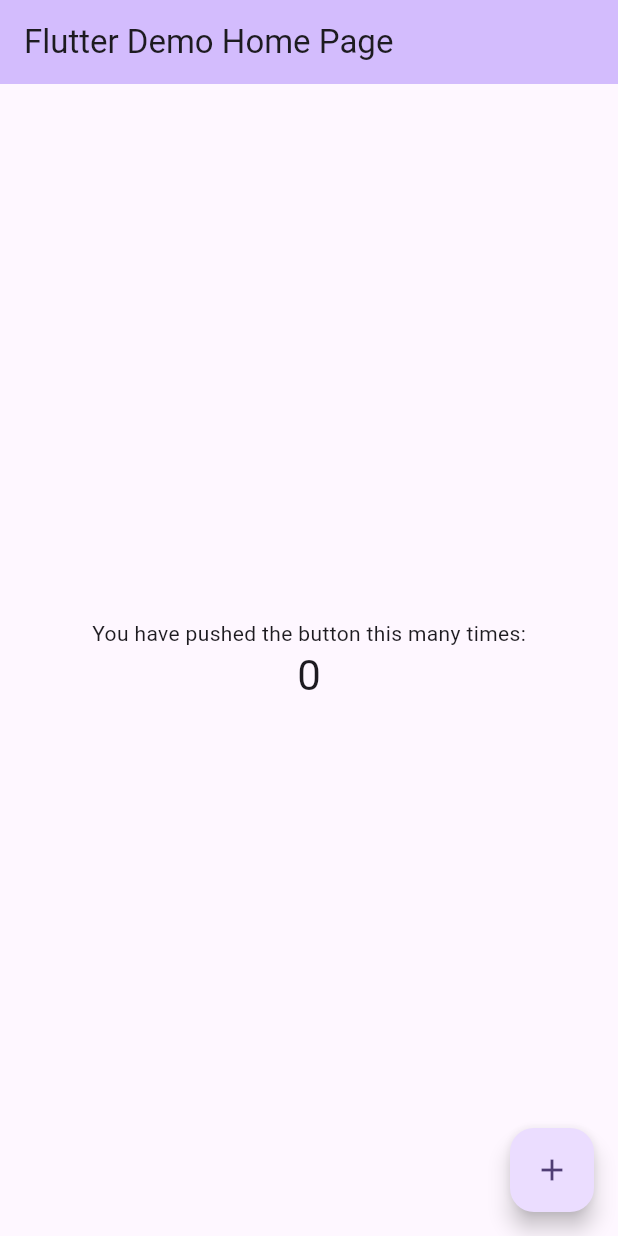
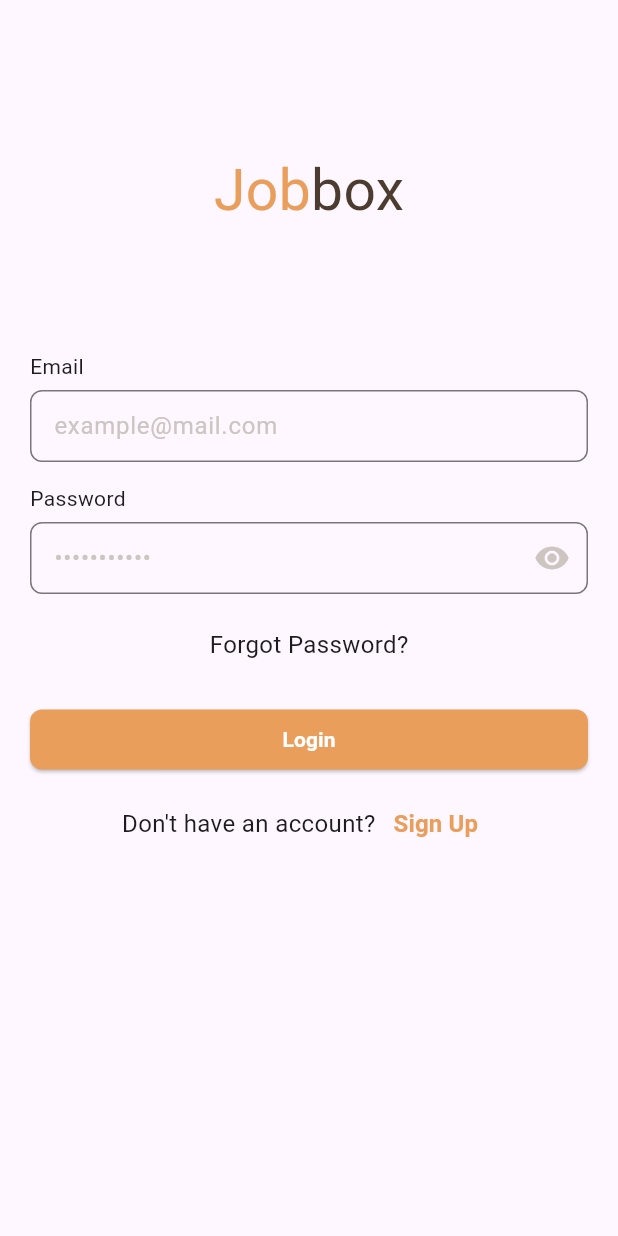
Before and after one commit to fauzipadlaw/job_search_ui, a Flutter app: the screen it shows after launch, on a phone screen of 412 x 824 dp. Run offline on Flutter 3.47's test engine with Material 3 defaults, Android fonts, the phone set to English and light mode, and no system bars.

Commit message:
add: login page

```diff
--- /dev/null
+++ b/lib/components/login_form.dart
@@ -0,0 +1,85 @@
+import 'package:flutter/material.dart';
+import 'package:job_search_ui/utils/colors.dart';
+
+class LoginForm extends StatefulWidget {
+  const LoginForm({super.key});
+
+  @override
+  State<LoginForm> createState() => _LoginFormState();
+}
+
+class _LoginFormState extends State<LoginForm> {
+  bool showPassword = false;
+
+  @override
+  Widget build(BuildContext context) {
+    return Padding(
+      padding: const EdgeInsets.symmetric(horizontal: 20),
+      child: Form(
+        child: Column(
+          crossAxisAlignment: CrossAxisAlignment.start,
+          children: [
+            const Text(
+              'Email',
+            ),
+            const SizedBox(
+              height: 6,
+            ),
+            SizedBox(
+              height: 50,
+              child: TextFormField(
+                decoration: InputDecoration(
+                  contentPadding: const EdgeInsets.only(top: 8, left: 12),
+                  hintText: "example@mail.com",
+                  hintStyle: const TextStyle(color: light),
+                  border: OutlineInputBorder(
+                    borderSide: const BorderSide(
+                      width: 1,
+                    ),
+                    borderRadius: BorderRadius.circular(8),
+                  ),
+                ),
+              ),
+            ),
+            const SizedBox(
+              height: 12,
+            ),
+            const Text(
+              'Password',
+            ),
+            const SizedBox(
+              height: 6,
+            ),
+            SizedBox(
+              height: 50,
+              child: TextFormField(
+                obscureText: !showPassword,
+                decoration: InputDecoration(
+                    contentPadding: const EdgeInsets.only(top: 8, left: 12),
+                    hintText: "•••••••••••",
+                    hintStyle: const TextStyle(color: light),
+                    border: OutlineInputBorder(
+                      borderSide: const BorderSide(
+                        width: 1,
+                      ),
+                      borderRadius: BorderRadius.circular(8),
+                    ),
+                    suffixIcon: InkWell(
+                      onTap: () {
+                        setState(() {
+                          showPassword = !showPassword;
+                        });
+                      },
+                      child: Icon(
+                        showPassword ? Icons.visibility_off : Icons.visibility,
+                        color: light,
+                      ),
+                    )),
+              ),
+            ),
+          ],
+        ),
+      ),
+    );
+  }
+}
--- /dev/null
+++ b/lib/components/logo.dart
@@ -0,0 +1,32 @@
+import 'package:flutter/material.dart';
+import 'package:job_search_ui/utils/colors.dart';
+
+class Logo extends StatelessWidget {
+  const Logo({super.key});
+
+  @override
+  Widget build(BuildContext context) {
+    return const Text.rich(
+      TextSpan(
+        style: TextStyle(
+          fontFamily: 'Autour One',
+          fontSize: 38,
+        ),
+        children: [
+          TextSpan(
+            text: "Job",
+            style: TextStyle(
+              color: yellow,
+            ),
+          ),
+          TextSpan(
+            text: "box",
+            style: TextStyle(
+              color: brown,
+            ),
+          ),
+        ],
+      ),
+    );
+  }
+}
--- a/lib/main.dart
+++ b/lib/main.dart
@@ -1,4 +1,6 @@
 import 'package:flutter/material.dart';
+import 'package:job_search_ui/utils/colors.dart';
+import 'package:job_search_ui/views/login.dart';
 
 void main() {
   runApp(const MyApp());
@@ -7,119 +9,30 @@ void main() {
 class MyApp extends StatelessWidget {
   const MyApp({super.key});
 
-  // This widget is the root of your application.
   @override
   Widget build(BuildContext context) {
     return MaterialApp(
-      title: 'Flutter Demo',
+      title: 'Jobbox',
       theme: ThemeData(
-        // This is the theme of your application.
-        //
-        // TRY THIS: Try running your application with "flutter run". You'll see
-        // the application has a blue toolbar. Then, without quitting the app,
-        // try changing the seedColor in the colorScheme below to Colors.green
-        // and then invoke "hot reload" (save your changes or press the "hot
-        // reload" button in a Flutter-supported IDE, or press "r" if you used
-        // the command line to start the app).
-        //
-        // Notice that the counter didn't reset back to zero; the application
-        // state is not lost during the reload. To reset the state, use hot
-        // restart instead.
-        //
-        // This works for code too, not just values: Most code changes can be
-        // tested with just a hot reload.
         colorScheme: ColorScheme.fromSeed(seedColor: Colors.deepPurple),
         useMaterial3: true,
+        elevatedButtonTheme: ElevatedButtonThemeData(
+          style: ButtonStyle(
+            shape: MaterialStateProperty.all<OutlinedBorder>(
+              RoundedRectangleBorder(
+                borderRadius: BorderRadius.circular(8.0),
+              ),
+            ),
+            backgroundColor: MaterialStateProperty.all<Color>(
+              yellow,
+            ),
+            foregroundColor: MaterialStateProperty.all<Color>(
+              Colors.white,
+            ),
+          ),
+        ),
       ),
-      home: const MyHomePage(title: 'Flutter Demo Home Page'),
+      home: const Login(),
     );
   }
 }
-
-class MyHomePage extends StatefulWidget {
-  const MyHomePage({super.key, required this.title});
-
-  // This widget is the home page of your application. It is stateful, meaning
-  // that it has a State object (defined below) that contains fields that affect
-  // how it looks.
-
-  // This class is the configuration for the state. It holds the values (in this
-  // case the title) provided by the parent (in this case the App widget) and
-  // used by the build method of the State. Fields in a Widget subclass are
-  // always marked "final".
-
-  final String title;
-
-  @override
-  State<MyHomePage> createState() => _MyHomePageState();
-}
-
-class _MyHomePageState extends State<MyHomePage> {
-  int _counter = 0;
-
-  void _incrementCounter() {
-    setState(() {
-      // This call to setState tells the Flutter framework that something has
-      // changed in this State, which causes it to rerun the build method below
-      // so that the display can reflect the updated values. If we changed
-      // _counter without calling setState(), then the build method would not be
-      // called again, and so nothing would appear to happen.
-      _counter++;
-    });
-  }
-
-  @override
-  Widget build(BuildContext context) {
-    // This method is rerun every time setState is called, for instance as done
-    // by the _incrementCounter method above.
-    //
-    // The Flutter framework has been optimized to make rerunning build methods
-    // fast, so that you can just rebuild anything that needs updating rather
-    // than having to individually change instances of widgets.
-    return Scaffold(
-      appBar: AppBar(
-        // TRY THIS: Try changing the color here to a specific color (to
-        // Colors.amber, perhaps?) and trigger a hot reload to see the AppBar
-        // change color while the other colors stay the same.
-        backgroundColor: Theme.of(context).colorScheme.inversePrimary,
-        // Here we take the value from the MyHomePage object that was created by
-        // the App.build method, and use it to set our appbar title.
-        title: Text(widget.title),
-      ),
-      body: Center(
-        // Center is a layout widget. It takes a single child and positions it
-        // in the middle of the parent.
-        child: Column(
-          // Column is also a layout widget. It takes a list of children and
-          // arranges them vertically. By default, it sizes itself to fit its
-          // children horizontally, and tries to be as tall as its parent.
-          //
-          // Column has various properties to control how it sizes itself and
-          // how it positions its children. Here we use mainAxisAlignment to
-          // center the children vertically; the main axis here is the vertical
-          // axis because Columns are vertical (the cross axis would be
-          // horizontal).
-          //
-          // TRY THIS: Invoke "debug painting" (choose the "Toggle Debug Paint"
-          // action in the IDE, or press "p" in the console), to see the
-          // wireframe for each widget.
-          mainAxisAlignment: MainAxisAlignment.center,
-          children: <Widget>[
-            const Text(
-              'You have pushed the button this many times:',
-            ),
-            Text(
-              '$_counter',
-              style: Theme.of(context).textTheme.headlineMedium,
-            ),
-          ],
-        ),
-      ),
-      floatingActionButton: FloatingActionButton(
-        onPressed: _incrementCounter,
-        tooltip: 'Increment',
-        child: const Icon(Icons.add),
-      ), // This trailing comma makes auto-formatting nicer for build methods.
-    );
-  }
-}
--- /dev/null
+++ b/lib/utils/colors.dart
@@ -0,0 +1,5 @@
+import 'dart:ui';
+
+const yellow = Color(0xffea9e5b);
+const brown = Color(0xff4b3c2f);
+const light = Color(0xffccc5c0);
--- /dev/null
+++ b/lib/views/login.dart
@@ -0,0 +1,63 @@
+import 'package:flutter/material.dart';
+import 'package:job_search_ui/components/login_form.dart';
+import 'package:job_search_ui/components/logo.dart';
+import 'package:job_search_ui/utils/colors.dart';
+
+class Login extends StatelessWidget {
+  const Login({super.key});
+
+  @override
+  Widget build(BuildContext context) {
+    return Scaffold(
+      body: Container(
+        margin: const EdgeInsets.only(top: 100),
+        alignment: Alignment.center,
+        child: Column(
+          children: [
+            const Padding(
+              padding: EdgeInsets.only(bottom: 80),
+              child: Logo(),
+            ),
+            const LoginForm(),
+            const Padding(
+              padding: EdgeInsets.symmetric(vertical: 20),
+              child: Text(
+                'Forgot Password?',
+                style: TextStyle(fontSize: 16),
+              ),
+            ),
+            Padding(
+              padding: const EdgeInsets.symmetric(horizontal: 20, vertical: 8),
+              child: SizedBox(
+                  width: double.infinity,
+                  child: ElevatedButton(
+                      onPressed: () => {},
+                      child: const Text(
+                        'Login',
+                        style: TextStyle(fontWeight: FontWeight.bold),
+                      ))),
+            ),
+            Row(
+              mainAxisAlignment: MainAxisAlignment.center,
+              children: [
+                const Text(
+                  'Don\'t have an account?',
+                  style: TextStyle(fontSize: 16),
+                ),
+                TextButton(
+                    onPressed: () => {},
+                    child: const Text(
+                      "Sign Up",
+                      style: TextStyle(
+                          color: yellow,
+                          fontSize: 16,
+                          fontWeight: FontWeight.bold),
+                    ))
+              ],
+            )
+          ],
+        ),
+      ),
+    );
+  }
+}
--- a/pubspec.yaml
+++ b/pubspec.yaml
@@ -74,7 +74,10 @@ flutter:
   # "family" key with the font family name, and a "fonts" key with a
   # list giving the asset and other descriptors for the font. For
   # example:
-  # fonts:
+  fonts:
+    - family: Autour One
+      fonts:
+        - asset: assets/fonts/AutourOne-Regular.otf
   #   - family: Schyler
   #     fonts:
   #       - asset: fonts/Schyler-Regular.ttf
```
Also changed, not shown: assets/fonts/AutourOne-Regular.otf (added).
